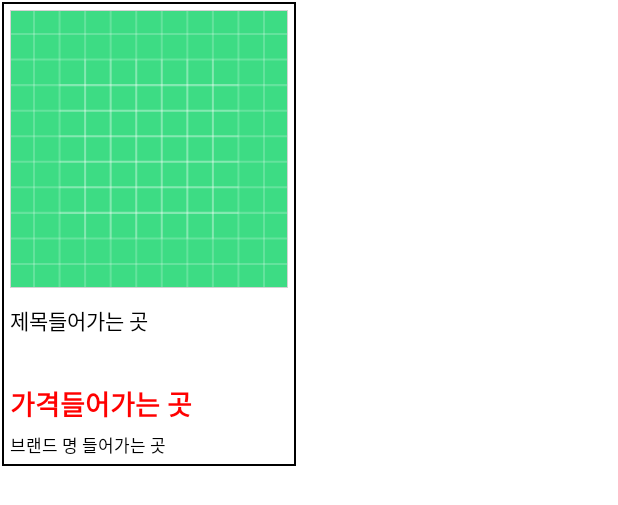
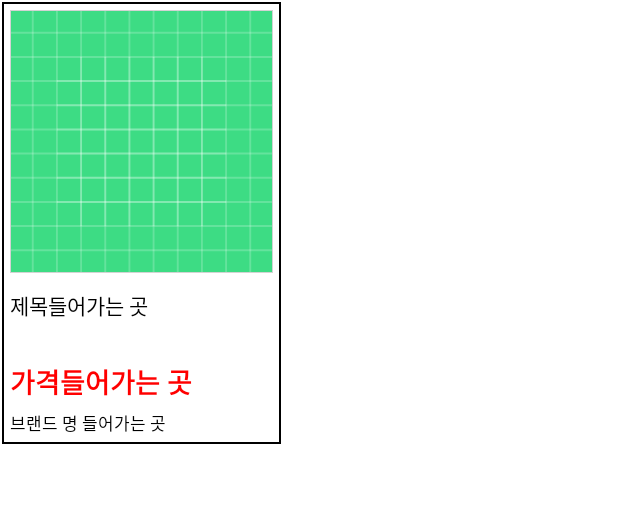
Before and after one commit to rnqhqaltjs/TotalShopping, an Android app: the layout item_main2.xml on its own in the app's theme, with its tools: preview values and no code run, on a phone screen of 412 x 824 dp. Shown: the top 505 px of the screen. Run offline under Robolectric (Android 15) with nearby library versions, the phone set to English and light mode, and no system bars.

Commit message:
Initial commit

```diff
--- a/app/src/main/java/com/practice/totalshopping/RecyclerViewAdapter2.kt
+++ b/app/src/main/java/com/practice/totalshopping/RecyclerViewAdapter2.kt
@@ -58,7 +58,7 @@ class RecyclerViewAdapter2(val context : Context, val items:MutableList<Items>)
             binding.itemMallname.text = mallname
 
             if(binding.itemTitle.text.length<=20){
-                binding.itemTitle.text = binding.itemTitle.text as String + "                                             "
+                binding.itemTitle.text = binding.itemTitle.text as String + "                                            "
             }
 
             Glide.with(context)
--- a/app/src/main/res/layout-v23/item_main2.xml
+++ b/app/src/main/res/layout-v23/item_main2.xml
@@ -12,8 +12,8 @@
 
     <ImageView
         android:id="@+id/item_image"
-        android:layout_width="185dp"
-        android:layout_height="185dp"
+        android:layout_width="175dp"
+        android:layout_height="175dp"
         android:layout_gravity="center_horizontal"
         android:layout_margin="5dp"
         android:background="@drawable/square_background_border_black"
@@ -25,7 +25,7 @@
     <TextView
         android:id="@+id/item_title"
         android:layout_width="wrap_content"
-        android:layout_height="42dp"
+        android:layout_height="wrap_content"
         android:layout_margin="5dp"
         android:ellipsize="end"
         android:lines="2"
--- a/app/src/main/res/layout/activity_intro.xml
+++ b/app/src/main/res/layout/activity_intro.xml
@@ -16,7 +16,7 @@
         android:layout_marginBottom="8dp"
         android:text="쇼핑의 모든 것"
         android:textColor="@color/white"
-        android:textSize="55sp"
+        android:textSize="55dp"
         android:textStyle="bold"
         app:layout_constraintBottom_toTopOf="@+id/imageView2"
         app:layout_constraintEnd_toEndOf="parent"
@@ -43,7 +43,7 @@
         android:layout_marginBottom="140dp"
         android:text="네이버 쇼핑 최저가 검색, 가격 비교"
         android:textColor="@color/white"
-        android:textSize="20sp"
+        android:textSize="20dp"
         app:layout_constraintBottom_toBottomOf="parent"
         app:layout_constraintEnd_toEndOf="parent"
         app:layout_constraintHorizontal_bias="0.495"
--- a/app/src/main/res/layout/activity_main.xml
+++ b/app/src/main/res/layout/activity_main.xml
@@ -44,13 +44,13 @@
 
             <Spinner
                 android:id="@+id/spinner2"
-                android:layout_width="145dp"
+                android:layout_width="153dp"
                 android:layout_height="wrap_content"
                 tools:ignore="SpeakableTextPresentCheck,TouchTargetSizeCheck" />
 
             <Spinner
                 android:id="@+id/spinner3"
-                android:layout_width="130dp"
+                android:layout_width="138dp"
                 android:layout_height="wrap_content"
                 tools:ignore="SpeakableTextPresentCheck,TouchTargetSizeCheck" />
 
--- a/app/src/main/res/layout/item_main2.xml
+++ b/app/src/main/res/layout/item_main2.xml
@@ -11,8 +11,8 @@
 
     <ImageView
         android:id="@+id/item_image"
-        android:layout_width="185dp"
-        android:layout_height="185dp"
+        android:layout_width="175dp"
+        android:layout_height="175dp"
         android:layout_gravity="center_horizontal"
         android:layout_margin="5dp"
         android:background="@drawable/square_background_border_black"
@@ -24,7 +24,7 @@
     <TextView
         android:id="@+id/item_title"
         android:layout_width="wrap_content"
-        android:layout_height="42dp"
+        android:layout_height="wrap_content"
         android:layout_margin="5dp"
         android:ellipsize="end"
         android:lines="2"
```
